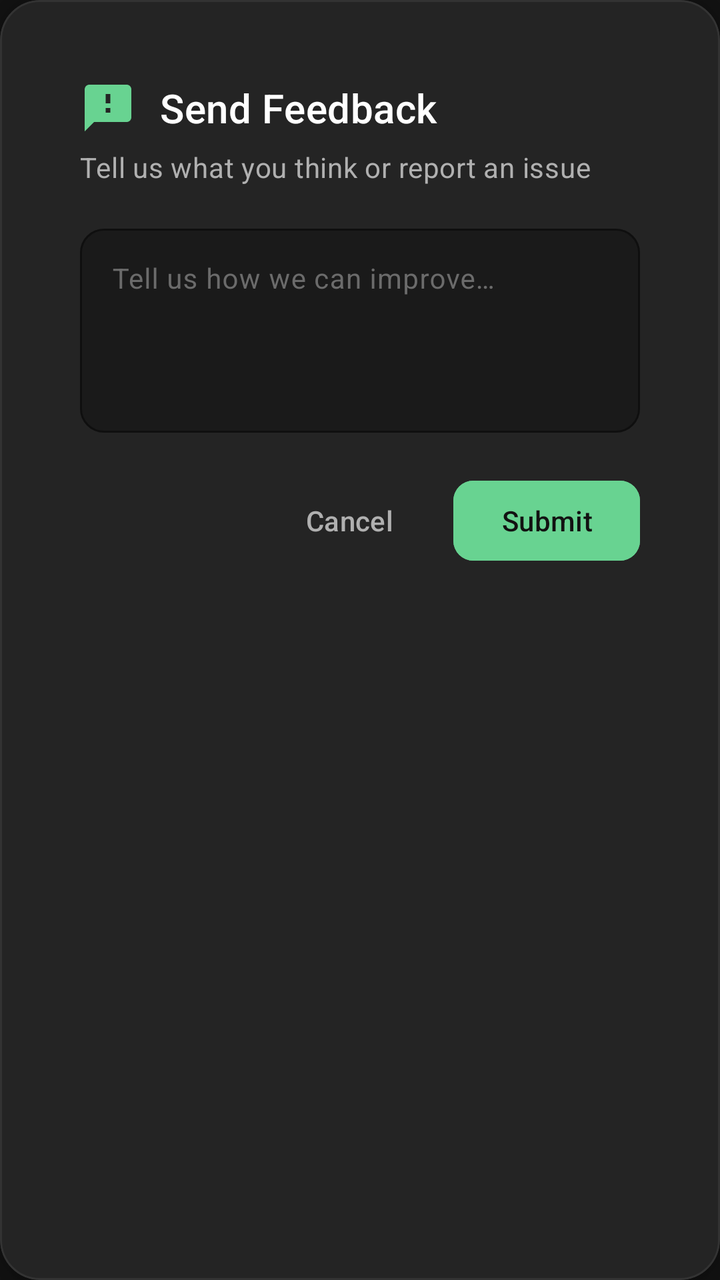
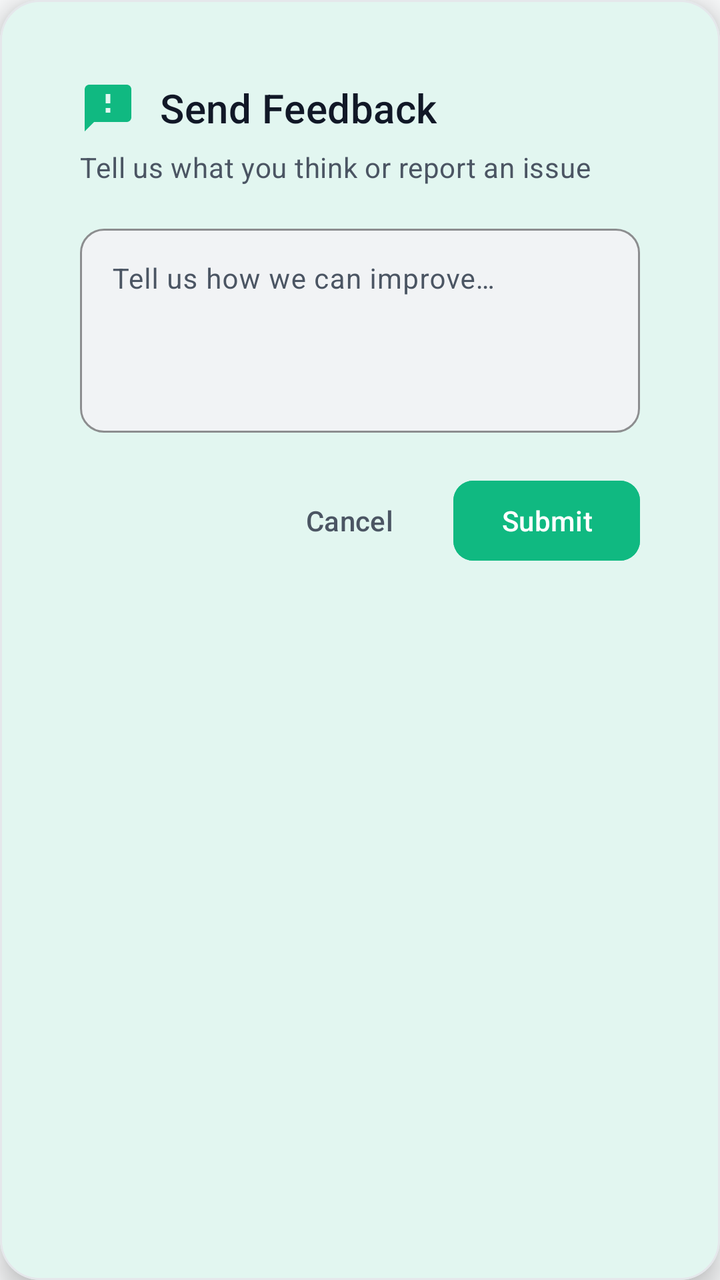

Before-and-after screenshots of an Android layout around one commit, followed by the original layout XML and the change that was made.
<!-- AndroidManifest.xml: application theme Theme.AnScanner -->
<!-- res/layout/dialog_feedback.xml -->
<?xml version="1.0" encoding="utf-8"?>
<com.google.android.material.card.MaterialCardView xmlns:android="http://schemas.android.com/apk/res/android"
    xmlns:app="http://schemas.android.com/apk/res-auto"
    xmlns:tools="http://schemas.android.com/tools"
    android:layout_width="match_parent"
    android:layout_height="wrap_content"
    android:layout_margin="16dp"
    app:cardBackgroundColor="@color/surface_card"
    app:cardCornerRadius="20dp"
    app:cardElevation="8dp"
    app:strokeColor="@color/divider"
    app:strokeWidth="1dp">

    <LinearLayout
        android:layout_width="match_parent"
        android:layout_height="wrap_content"
        android:orientation="vertical"
        android:padding="24dp">

        <LinearLayout
            android:layout_width="match_parent"
            android:layout_height="wrap_content"
            android:gravity="center_vertical"
            android:orientation="horizontal">

            <ImageView
                android:layout_width="28dp"
                android:layout_height="28dp"
                android:contentDescription="@string/feedback_title"
                android:src="@drawable/ic_feedback"
                app:tint="@color/accent_mint" />

            <TextView
                android:id="@+id/tvFeedbackTitle"
                android:layout_width="0dp"
                android:layout_height="wrap_content"
                android:layout_marginStart="12dp"
                android:layout_weight="1"
                android:text="@string/feedback_title"
                android:textAppearance="@style/TextAppearance.AnScanner.Title"
                android:textSize="20sp" />

        </LinearLayout>

        <TextView
            android:id="@+id/tvFeedbackSubtitle"
            android:layout_width="match_parent"
            android:layout_height="wrap_content"
            android:layout_marginTop="6dp"
            android:text="@string/feedback_subtitle"
            android:textAppearance="@style/TextAppearance.AnScanner.Subtitle"
            android:textColor="@color/text_secondary" />

        <com.google.android.material.textfield.TextInputLayout
            android:id="@+id/tilFeedback"
            android:layout_width="match_parent"
            android:layout_height="wrap_content"
            android:layout_marginTop="16dp"
            android:hint="@string/feedback_hint"
            app:boxBackgroundColor="@color/background_secondary"
            app:boxCornerRadiusBottomEnd="12dp"
            app:boxCornerRadiusBottomStart="12dp"
            app:boxCornerRadiusTopEnd="12dp"
            app:boxCornerRadiusTopStart="12dp"
            app:boxStrokeColor="@color/accent_mint"
            app:boxStrokeWidth="1dp"
            app:boxStrokeWidthFocused="2dp"
            app:hintTextColor="@color/accent_mint">

            <com.google.android.material.textfield.TextInputEditText
                android:id="@+id/etFeedbackMessage"
                android:layout_width="match_parent"
                android:layout_height="wrap_content"
                android:gravity="top|start"
                android:inputType="textMultiLine|textCapSentences"
                android:minLines="4"
                android:maxLines="8"
                android:textColor="@color/text_primary"
                android:textColorHint="@color/text_muted"
                android:textSize="14sp" />
        </com.google.android.material.textfield.TextInputLayout>

        
        <ProgressBar
            android:id="@+id/pbFeedbackLoading"
            android:layout_width="32dp"
            android:layout_height="32dp"
            android:layout_gravity="center"
            android:layout_marginTop="12dp"
            android:indeterminateTint="@color/accent_mint"
            android:visibility="gone" />

        
        <LinearLayout
            android:layout_width="match_parent"
            android:layout_height="wrap_content"
            android:layout_marginTop="20dp"
            android:gravity="end"
            android:orientation="horizontal">

            <com.google.android.material.button.MaterialButton
                android:id="@+id/btnFeedbackCancel"
                style="@style/Widget.Material3.Button.TextButton"
                android:layout_width="wrap_content"
                android:layout_height="48dp"
                android:text="@string/feedback_cancel"
                android:textColor="@color/text_secondary" />

            <com.google.android.material.button.MaterialButton
                android:id="@+id/btnFeedbackSubmit"
                style="@style/Widget.Material3.Button"
                android:layout_width="wrap_content"
                android:layout_height="48dp"
                android:layout_marginStart="8dp"
                android:backgroundTint="@color/accent_mint"
                android:text="@string/feedback_submit"
                android:textColor="@color/text_on_accent"
                app:cornerRadius="10dp" />

        </LinearLayout>

    </LinearLayout>

</com.google.android.material.card.MaterialCardView>
<!-- resources referenced by this layout -->
<resources>
  <color name="accent_mint">#FF68D391</color>
  <color name="background_secondary">#FF1A1A1A</color>
  <color name="divider">#FF333333</color>
  <color name="surface_card">#FF242424</color>
  <color name="text_muted">#FF6B6B6B</color>
  <color name="text_on_accent">#FF121212</color>
  <color name="text_primary">#FFFFFFFF</color>
  <color name="text_secondary">#FFB0B0B0</color>
  <style name="Theme.AnScanner" parent="Theme.Material3.Dark.NoActionBar">
  
          
          <item name="colorPrimary">@color/md_theme_primary</item>
          <item name="colorOnPrimary">@color/md_theme_onPrimary</item>
          <item name="colorPrimaryContainer">@color/md_theme_primaryContainer</item>
          <item name="colorOnPrimaryContainer">@color/md_theme_onPrimaryContainer</item>
  
          <item name="colorSecondary">@color/md_theme_secondary</item>
          <item name="colorOnSecondary">@color/md_theme_onSecondary</item>
  
          <item name="colorError">@color/md_theme_error</item>
          <item name="colorOnError">@color/md_theme_onError</item>
  
          <item name="android:colorBackground">@color/md_theme_background</item>
          <item name="colorOnBackground">@color/md_theme_onBackground</item>
  
          <item name="colorSurface">@color/md_theme_surface</item>
          <item name="colorOnSurface">@color/md_theme_onSurface</item>
          <item name="colorSurfaceVariant">@color/md_theme_surfaceVariant</item>
          <item name="colorOnSurfaceVariant">@color/md_theme_onSurfaceVariant</item>
  
          <item name="colorOutline">@color/md_theme_outline</item>
  
          
          <item name="android:statusBarColor">@color/status_bar</item>
          <item name="android:navigationBarColor">@color/navigation_bar</item>
          <item name="android:windowLightStatusBar">false</item>
          <item name="android:windowLightNavigationBar">false</item>
  
          
          <item name="android:windowBackground">@color/background_primary</item>
  
          
          <item name="android:textColorPrimary">@color/text_primary</item>
          <item name="android:textColorSecondary">@color/text_secondary</item>
          <item name="android:textColorHint">@color/text_hint</item>
  
          
          <item name="materialButtonStyle">@style/Widget.AnScanner.Button.Primary</item>
          <item name="materialCardViewStyle">@style/Widget.AnScanner.CardView</item>
          <item name="textInputStyle">@style/Widget.AnScanner.TextInputLayout</item>
          <item name="bottomSheetDialogTheme">@style/Theme.AnScanner.BottomSheet</item>
  
          
          <item name="shapeAppearanceSmallComponent">@style/ShapeAppearance.AnScanner.SmallComponent</item>
          <item name="shapeAppearanceMediumComponent">@style/ShapeAppearance.AnScanner.MediumComponent</item>
          <item name="shapeAppearanceLargeComponent">@style/ShapeAppearance.AnScanner.LargeComponent</item>
  
      </style>
  <color name="md_theme_primary">#FF68D391</color>
  <color name="md_theme_onPrimary">#FF121212</color>
  <color name="md_theme_primaryContainer">#FF2C2C2C</color>
  <color name="md_theme_onPrimaryContainer">#FF9AE6B4</color>
  <color name="md_theme_secondary">#FF48BB78</color>
  <color name="md_theme_onSecondary">#FF121212</color>
  <color name="md_theme_background">#FF121212</color>
  <color name="md_theme_onBackground">#FFFFFFFF</color>
  <color name="md_theme_surface">#FF1A1A1A</color>
  <color name="md_theme_onSurface">#FFFFFFFF</color>
  <color name="md_theme_surfaceVariant">#FF242424</color>
  <color name="md_theme_onSurfaceVariant">#FFB0B0B0</color>
  <color name="md_theme_outline">#FF333333</color>
  <color name="status_bar">#FF121212</color>
  <color name="navigation_bar">#FF1A1A1A</color>
  <color name="background_primary">#FF121212</color>
  <color name="text_hint">#FF555555</color>
  <style name="Widget.AnScanner.TextInputLayout" parent="Widget.Material3.TextInputLayout.OutlinedBox">
          <item name="boxCornerRadiusTopStart">@dimen/text_input_corner_radius</item>
          <item name="boxCornerRadiusTopEnd">@dimen/text_input_corner_radius</item>
          <item name="boxCornerRadiusBottomStart">@dimen/text_input_corner_radius</item>
          <item name="boxCornerRadiusBottomEnd">@dimen/text_input_corner_radius</item>
          <item name="boxStrokeColor">@color/divider</item>
          <item name="boxStrokeWidth">1dp</item>
          <item name="boxBackgroundColor">@color/surface_elevated</item>
          <item name="hintTextColor">@color/text_muted</item>
          <item name="android:textColorHint">@color/text_muted</item>
          <item name="boxStrokeWidthFocused">2dp</item>
      </style>
  <color name="accent_mint_ripple">#3368D391</color>
  <color name="surface_elevated">#FF2C2C2C</color>
  <!-- unchanged entries left out for length: 28 -->
</resources>

<!-- the commit's change to res/layout/dialog_feedback.xml (unified diff, before → after) -->
@@ -76,7 +76,7 @@
                 android:minLines="4"
                 android:maxLines="8"
                 android:textColor="@color/text_primary"
-                android:textColorHint="@color/text_muted"
+                android:textColorHint="@color/text_secondary"
                 android:textSize="14sp" />
         </com.google.android.material.textfield.TextInputLayout>
 
<!-- resource entries referenced after the edit -->
@@ -1,14 +1,13 @@
 <!-- resources referenced by this layout -->
 <resources>
-  <color name="accent_mint">#FF68D391</color>
-  <color name="background_secondary">#FF1A1A1A</color>
-  <color name="divider">#FF333333</color>
-  <color name="surface_card">#FF242424</color>
-  <color name="text_muted">#FF6B6B6B</color>
-  <color name="text_on_accent">#FF121212</color>
-  <color name="text_primary">#FFFFFFFF</color>
-  <color name="text_secondary">#FFB0B0B0</color>
-  <style name="Theme.AnScanner" parent="Theme.Material3.Dark.NoActionBar">
+  <color name="accent_mint">#FF10B981</color>
+  <color name="background_secondary">#FFF1F3F5</color>
+  <color name="divider">#FFE5E7EB</color>
+  <color name="surface_card">#FFFFFFFF</color>
+  <color name="text_on_accent">#FFFFFFFF</color>
+  <color name="text_primary">#FF111827</color>
+  <color name="text_secondary">#FF4B5563</color>
+  <style name="Theme.AnScanner" parent="Theme.Material3.DayNight.NoActionBar">
   
           
           <item name="colorPrimary">@color/md_theme_primary</item>
@@ -35,8 +34,8 @@
           
           <item name="android:statusBarColor">@color/status_bar</item>
           <item name="android:navigationBarColor">@color/navigation_bar</item>
-          <item name="android:windowLightStatusBar">false</item>
-          <item name="android:windowLightNavigationBar">false</item>
+          <item name="android:windowLightStatusBar">true</item>
+          <item name="android:windowLightNavigationBar">true</item>
   
           
           <item name="android:windowBackground">@color/background_primary</item>
@@ -50,6 +49,7 @@
           <item name="materialButtonStyle">@style/Widget.AnScanner.Button.Primary</item>
           <item name="materialCardViewStyle">@style/Widget.AnScanner.CardView</item>
           <item name="textInputStyle">@style/Widget.AnScanner.TextInputLayout</item>
+          <item name="editTextStyle">@style/Widget.AnScanner.TextInputEditText</item>
           <item name="bottomSheetDialogTheme">@style/Theme.AnScanner.BottomSheet</item>
   
           
@@ -57,24 +57,27 @@
           <item name="shapeAppearanceMediumComponent">@style/ShapeAppearance.AnScanner.MediumComponent</item>
           <item name="shapeAppearanceLargeComponent">@style/ShapeAppearance.AnScanner.LargeComponent</item>
   
+          
+          <item name="android:windowAnimationStyle">@style/Animation.AnScanner.Activity</item>
+  
       </style>
-  <color name="md_theme_primary">#FF68D391</color>
-  <color name="md_theme_onPrimary">#FF121212</color>
-  <color name="md_theme_primaryContainer">#FF2C2C2C</color>
-  <color name="md_theme_onPrimaryContainer">#FF9AE6B4</color>
-  <color name="md_theme_secondary">#FF48BB78</color>
-  <color name="md_theme_onSecondary">#FF121212</color>
-  <color name="md_theme_background">#FF121212</color>
-  <color name="md_theme_onBackground">#FFFFFFFF</color>
-  <color name="md_theme_surface">#FF1A1A1A</color>
-  <color name="md_theme_onSurface">#FFFFFFFF</color>
-  <color name="md_theme_surfaceVariant">#FF242424</color>
-  <color name="md_theme_onSurfaceVariant">#FFB0B0B0</color>
-  <color name="md_theme_outline">#FF333333</color>
-  <color name="status_bar">#FF121212</color>
-  <color name="navigation_bar">#FF1A1A1A</color>
-  <color name="background_primary">#FF121212</color>
-  <color name="text_hint">#FF555555</color>
+  <color name="md_theme_primary">#FF10B981</color>
+  <color name="md_theme_onPrimary">#FFFFFFFF</color>
+  <color name="md_theme_primaryContainer">#FFE6F4EA</color>
+  <color name="md_theme_onPrimaryContainer">#FF065F46</color>
+  <color name="md_theme_secondary">#FF059669</color>
+  <color name="md_theme_onSecondary">#FFFFFFFF</color>
+  <color name="md_theme_background">#FFF8F9FA</color>
+  <color name="md_theme_onBackground">#FF111827</color>
+  <color name="md_theme_surface">#FFFFFFFF</color>
+  <color name="md_theme_onSurface">#FF111827</color>
+  <color name="md_theme_surfaceVariant">#FFF1F3F5</color>
+  <color name="md_theme_onSurfaceVariant">#FF4B5563</color>
+  <color name="md_theme_outline">#FFE5E7EB</color>
+  <color name="status_bar">#FFF8F9FA</color>
+  <color name="navigation_bar">#FFFFFFFF</color>
+  <color name="background_primary">#FFF8F9FA</color>
+  <color name="text_hint">#FF9CA3AF</color>
   <style name="Widget.AnScanner.TextInputLayout" parent="Widget.Material3.TextInputLayout.OutlinedBox">
           <item name="boxCornerRadiusTopStart">@dimen/text_input_corner_radius</item>
           <item name="boxCornerRadiusTopEnd">@dimen/text_input_corner_radius</item>
@@ -83,12 +86,29 @@
           <item name="boxStrokeColor">@color/divider</item>
           <item name="boxStrokeWidth">1dp</item>
           <item name="boxBackgroundColor">@color/surface_elevated</item>
-          <item name="hintTextColor">@color/text_muted</item>
-          <item name="android:textColorHint">@color/text_muted</item>
+          <item name="hintTextColor">@color/accent_mint</item>
+          <item name="android:textColorHint">@color/text_secondary</item>
           <item name="boxStrokeWidthFocused">2dp</item>
+          <item name="materialThemeOverlay">@style/ThemeOverlay.AnScanner.TextInput</item>
       </style>
-  <color name="accent_mint_ripple">#3368D391</color>
-  <color name="surface_elevated">#FF2C2C2C</color>
+  <style name="Widget.AnScanner.TextInputEditText" parent="Widget.Material3.TextInputEditText.OutlinedBox">
+          <item name="android:textColor">?attr/colorOnSurface</item>
+          <item name="android:textColorHint">@color/text_secondary</item>
+          <item name="android:textSize">15sp</item>
+      </style>
+  <style name="Animation.AnScanner.Activity" parent="@android:style/Animation.Activity">
+          <item name="android:activityOpenEnterAnimation">@anim/slide_in_right</item>
+          <item name="android:activityOpenExitAnimation">@anim/slide_out_left</item>
+          <item name="android:activityCloseEnterAnimation">@anim/slide_in_left</item>
+          <item name="android:activityCloseExitAnimation">@anim/slide_out_right</item>
+      </style>
+  <color name="accent_mint_ripple">#3310B981</color>
+  <color name="surface_elevated">#FFFFFFFF</color>
+  <style name="ThemeOverlay.AnScanner.TextInput" parent="">
+          <item name="editTextStyle">@style/Widget.AnScanner.TextInputEditText</item>
+          <item name="android:textColorPrimary">?attr/colorOnSurface</item>
+          <item name="android:textColor">?attr/colorOnSurface</item>
+      </style>
   <!-- unchanged entries left out for length: 28 -->
 </resources>
 
